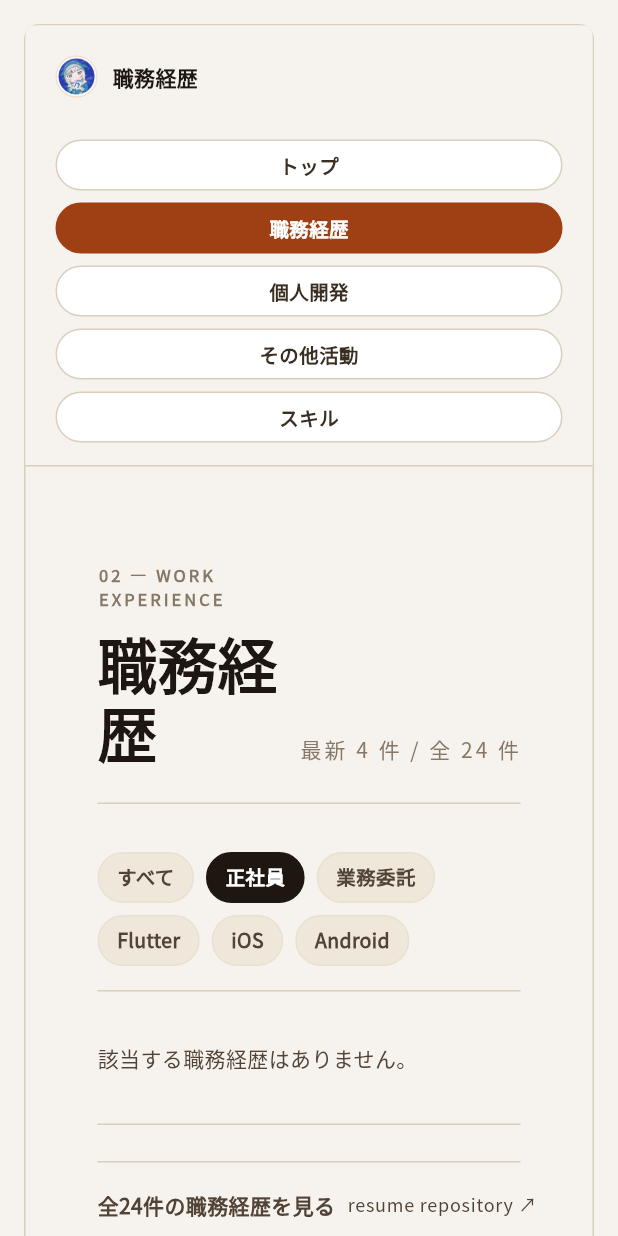
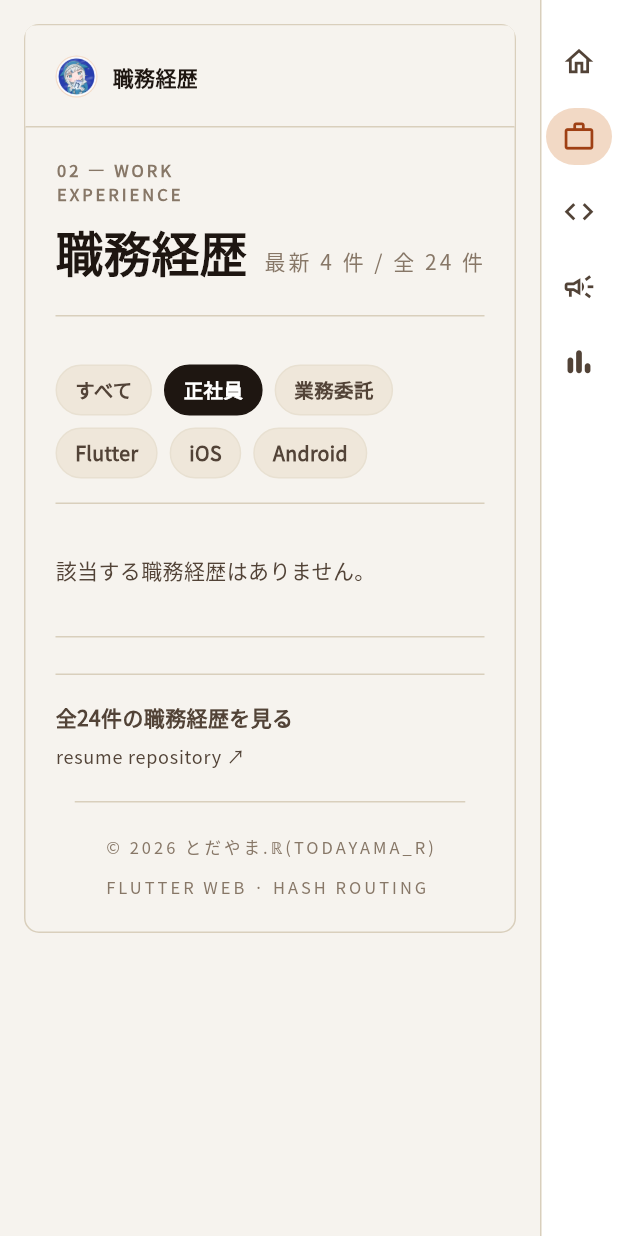
Before and after one commit to Corvus400/resume-flutter, a Flutter app: the ExperienceListView screen opened by its route, after a tap on "正社員", on a phone screen of 412 x 824 dp. Run offline on Flutter 3.47's test engine with Material 3 defaults, Android fonts, the phone set to English and light mode, and no system bars; our stand-ins replace go_router.

Commit message:
fix: use phone rail navigation

```diff
--- a/lib/ui/common/components.dart
+++ b/lib/ui/common/components.dart
@@ -73,6 +73,17 @@ class SectionHeader extends StatelessWidget {
 
   @override
   Widget build(BuildContext context) {
+    final isMobile = MediaQuery.sizeOf(context).width < 600;
+    final titleText = Text(
+      title,
+      key: const Key('section-header-title'),
+      maxLines: isMobile ? 1 : null,
+      overflow: isMobile ? TextOverflow.visible : null,
+      style: Theme.of(context).textTheme.headlineLarge?.copyWith(
+        fontSize: isMobile ? 32 : null,
+        height: isMobile ? 1.16 : null,
+      ),
+    );
     return Container(
       padding: const EdgeInsets.only(bottom: AppSpacing.s6),
       decoration: const BoxDecoration(
@@ -87,11 +98,14 @@ class SectionHeader extends StatelessWidget {
               children: [
                 Eyebrow(eyebrow),
                 const SizedBox(height: AppSpacing.s3),
-                Text(title, style: Theme.of(context).textTheme.headlineLarge),
+                titleText,
               ],
             ),
           ),
-          ?trailing,
+          if (trailing != null) ...[
+            SizedBox(width: isMobile ? AppSpacing.s2 : AppSpacing.s4),
+            Flexible(flex: 0, child: trailing!),
+          ],
         ],
       ),
     );
--- a/lib/ui/common/resume_shell.dart
+++ b/lib/ui/common/resume_shell.dart
@@ -6,18 +6,20 @@ import '../../theme/app_colors.dart';
 import '../../theme/app_spacing.dart';
 
 const resumeBreakpoint = 600.0;
+const _phoneRailWidth = 52.0;
 
 enum ResumeSection {
-  home('/', 'トップ'),
-  experience('/experience', '職務経歴'),
-  projects('/projects', '個人開発'),
-  activities('/activities', 'その他活動'),
-  skills('/skills', 'スキル');
+  home('/', 'トップ', Icons.home_outlined),
+  experience('/experience', '職務経歴', Icons.work_outline),
+  projects('/projects', '個人開発', Icons.code),
+  activities('/activities', 'その他活動', Icons.campaign_outlined),
+  skills('/skills', 'スキル', Icons.bar_chart_rounded);
 
-  const ResumeSection(this.path, this.label);
+  const ResumeSection(this.path, this.label, this.icon);
 
   final String path;
   final String label;
+  final IconData icon;
 }
 
 class ResumeShell extends StatelessWidget {
@@ -36,12 +38,21 @@ class ResumeShell extends StatelessWidget {
   Widget build(BuildContext context) {
     return LayoutBuilder(
       builder: (context, constraints) {
+        final isPhonePortrait =
+            constraints.maxWidth < resumeBreakpoint &&
+            constraints.maxWidth < constraints.maxHeight;
         final isMobile = constraints.maxWidth < resumeBreakpoint;
         return Scaffold(
-          body: SingleChildScrollView(
+          body: Stack(
+            children: [
+              Positioned.fill(
+                right: isPhonePortrait ? _phoneRailWidth : 0,
+                child: SingleChildScrollView(
                   child: Center(
                     child: Container(
-                constraints: BoxConstraints(maxWidth: isMobile ? 420 : 1200),
+                      constraints: BoxConstraints(
+                        maxWidth: isMobile ? 420 : 1200,
+                      ),
                       margin: EdgeInsets.all(
                         isMobile ? AppSpacing.s4 : AppSpacing.s6,
                       ),
@@ -65,6 +76,16 @@ class ResumeShell extends StatelessWidget {
                       ),
                     ),
                   ),
+                ),
+              ),
+              if (isPhonePortrait)
+                Positioned(
+                  top: 0,
+                  right: 0,
+                  bottom: 0,
+                  child: _PhoneNavigationRail(activeSection: activeSection),
+                ),
+            ],
           ),
         );
       },
@@ -130,70 +151,77 @@ class _AppBar extends StatelessWidget {
               ),
             ),
           ),
-          if (isMobile) _MobileSectionNav(activeSection: activeSection),
         ],
       ),
     );
   }
 }
 
-class _MobileSectionNav extends StatelessWidget {
-  const _MobileSectionNav({required this.activeSection});
+class _PhoneNavigationRail extends StatelessWidget {
+  const _PhoneNavigationRail({required this.activeSection});
 
   final ResumeSection activeSection;
 
   @override
   Widget build(BuildContext context) {
-    return Padding(
-      padding: const EdgeInsets.fromLTRB(
-        AppSpacing.s5,
-        AppSpacing.s2,
-        AppSpacing.s5,
-        AppSpacing.s4,
+    return SizedBox(
+      key: const Key('phone-nav-rail'),
+      width: _phoneRailWidth,
+      child: DecoratedBox(
+        decoration: const BoxDecoration(
+          color: AppColors.surface,
+          border: Border(left: BorderSide(color: AppColors.line)),
         ),
-      child: Wrap(
-        spacing: 8,
-        runSpacing: 8,
+        child: SafeArea(
+          left: false,
+          child: Column(
             children: [
+              const SizedBox(height: AppSpacing.s4),
               for (final section in ResumeSection.values)
-            _MobileNavItem(section: section, active: section == activeSection),
+                _PhoneNavItem(
+                  section: section,
+                  active: section == activeSection,
+                ),
             ],
+          ),
+        ),
       ),
     );
   }
 }
 
-class _MobileNavItem extends StatelessWidget {
-  const _MobileNavItem({required this.section, required this.active});
+class _PhoneNavItem extends StatelessWidget {
+  const _PhoneNavItem({required this.section, required this.active});
 
   final ResumeSection section;
   final bool active;
 
   @override
   Widget build(BuildContext context) {
-    return Align(
-      alignment: Alignment.center,
+    return Tooltip(
+      message: section.label,
+      child: Padding(
+        padding: const EdgeInsets.symmetric(vertical: 6),
+        child: Semantics(
+          label: section.label,
+          button: true,
+          selected: active,
+          child: Material(
+            key: Key('phone-nav-${section.name}'),
+            color: active ? AppColors.primaryContainer : Colors.transparent,
+            shape: const StadiumBorder(),
             child: InkWell(
-        key: Key('mobile-nav-${section.name}'),
-        borderRadius: BorderRadius.circular(999),
+              customBorder: const StadiumBorder(),
               onTap: () => context.go(section.path),
-        child: Container(
-          height: 34,
-          padding: const EdgeInsets.symmetric(horizontal: 14),
-          alignment: Alignment.center,
-          decoration: BoxDecoration(
-            color: active ? AppColors.primary : AppColors.surface,
-            border: Border.all(
-              color: active ? AppColors.primary : AppColors.line,
+              child: SizedBox(
+                width: 44,
+                height: 38,
+                child: Icon(
+                  section.icon,
+                  size: 23,
+                  color: active ? AppColors.primary : AppColors.ink500,
                 ),
-            borderRadius: BorderRadius.circular(999),
               ),
-          child: Text(
-            section.label,
-            style: TextStyle(
-              color: active ? AppColors.onPrimary : AppColors.ink700,
-              fontSize: 13,
-              fontWeight: FontWeight.w700,
             ),
           ),
         ),
--- a/lib/ui/experience/experience_list_view.dart
+++ b/lib/ui/experience/experience_list_view.dart
@@ -22,12 +22,15 @@ class _ExperienceListViewState extends State<ExperienceListView> {
   @override
   Widget build(BuildContext context) {
     final visibleExperiences = viewModel.filteredExperiences(_selectedFilter);
+    final isMobile = MediaQuery.sizeOf(context).width < resumeBreakpoint;
     return ResumeShell(
       activeSection: ResumeSection.experience,
       mobileTitle: '職務経歴',
       child: PageStage(
         key: const Key('experience-list-stage'),
-        padding: EdgeInsets.fromLTRB(
+        padding: isMobile
+            ? const EdgeInsets.all(AppSpacing.s5)
+            : const EdgeInsets.fromLTRB(
                 AppSpacing.s12,
                 AppSpacing.s16,
                 AppSpacing.s12,
@@ -72,7 +75,26 @@ class _ExperienceListViewState extends State<ExperienceListView> {
             ),
             child: ExternalTextLink(
               url: viewModel.resumeUrl,
-              child: const Row(
+              child: isMobile
+                  ? const Column(
+                      crossAxisAlignment: CrossAxisAlignment.start,
+                      children: [
+                        Text(
+                          '全24件の職務経歴を見る',
+                          style: TextStyle(fontWeight: FontWeight.w700),
+                        ),
+                        SizedBox(height: AppSpacing.s1),
+                        Text(
+                          'resume repository ↗',
+                          style: TextStyle(
+                            color: AppColors.ink500,
+                            fontSize: 12,
+                            letterSpacing: 0.5,
+                          ),
+                        ),
+                      ],
+                    )
+                  : const Row(
                       mainAxisAlignment: MainAxisAlignment.spaceBetween,
                       children: [
                         Text(
```
Also changed, not shown: lib/ui/projects/personal_projects_view.dart (+46 -9 lines), lib/ui/skills/skills_view.dart (+13 -4 lines), 10 other files. Lines whose indentation alone changed are shown as unchanged.
